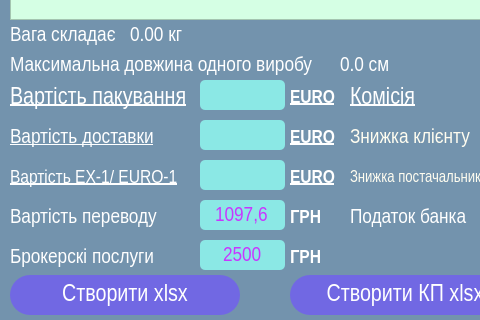
First picture: the form in BendingPriceCalc.ui, repository VitaliyBychevoy/BendingToolsPriceCalc, before the edit; both pictures show x 0 to 480 and y 600 to 920 of the 820 by 920 pixel window.
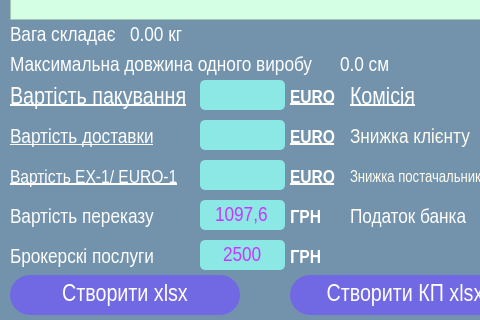
Second picture: the form after the edit.

Patch:
```diff
--- a/BendingPriceCalc.ui
+++ b/BendingPriceCalc.ui
@@ -1986,7 +1986,7 @@
 color:rgb(255, 255, 255);</string>
     </property>
     <property name="text">
-     <string>Вартість переводу</string>
+     <string>Вартість переказу</string>
     </property>
    </widget>
    <widget class="QLineEdit" name="transaction_value">
```
